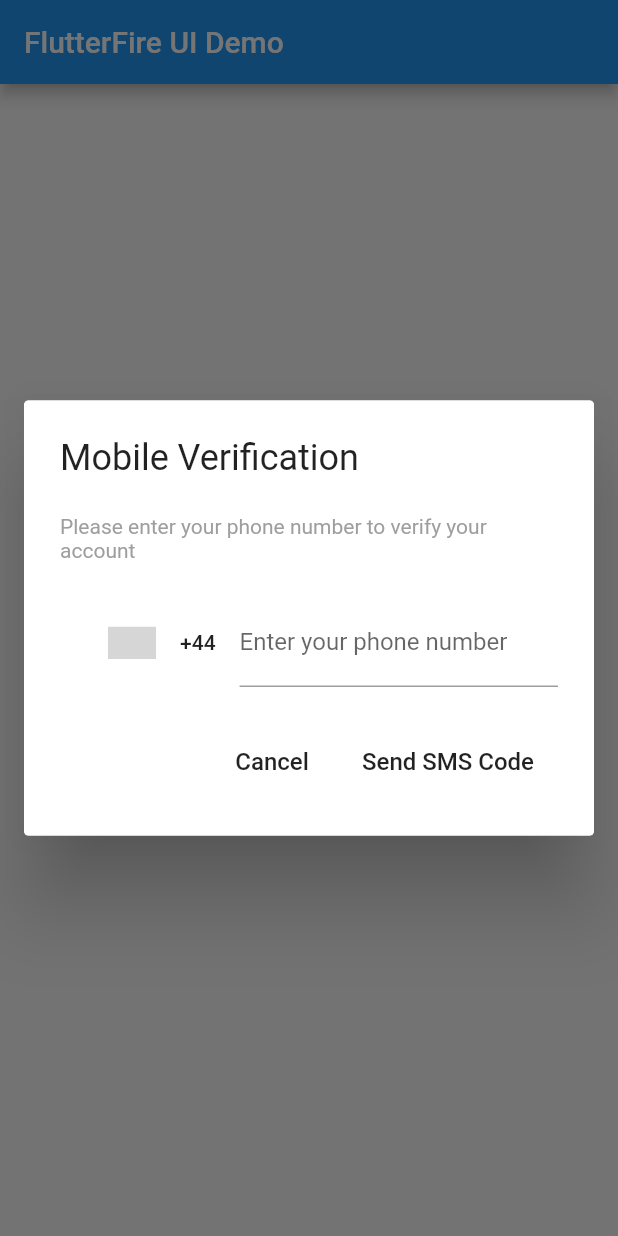
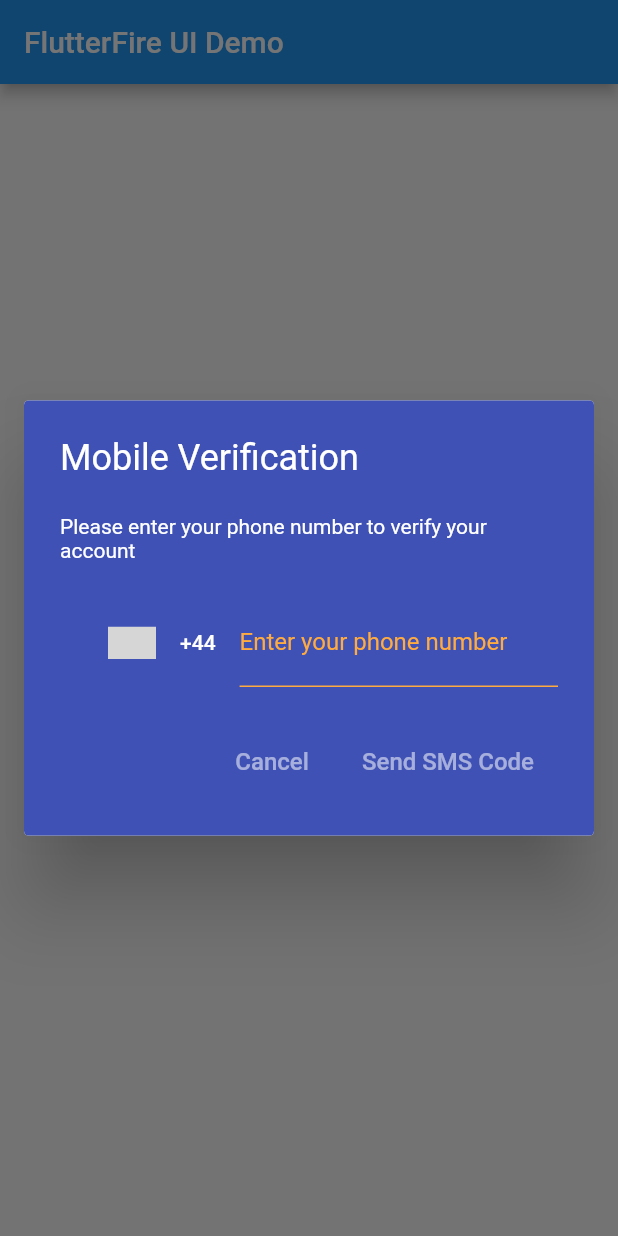
Before and after one commit to invertase/flutterfire_ui, a Flutter app: the screen it shows after launch, after a tap on "Verify Phone Number...", on a phone screen of 412 x 824 dp. Run offline on Flutter 3.47's test engine with Material 2 defaults, Android fonts, the phone set to English and light mode, and no system bars; drawn by our look-alikes of country_code_picker; our stand-ins replace firebase_auth, firebase_core; accounts and stored records are empty; grey boxes are pictures that could not be loaded.

Commit message:
feat: added style overrides

```diff
--- a/packages/firebase_auth/example/lib/main.dart
+++ b/packages/firebase_auth/example/lib/main.dart
@@ -73,8 +73,14 @@ class _MyHomePageState extends State<MyHomePage> {
         body: Center(
           child: RaisedButton(
             onPressed: () => verifyPhoneNumber(context, VerifyPhoneNumberOptions(
-              favoriteCountries: ['GB', 'US'],
-                  defaultCountry: 'GB'
+                favoriteCountries: ['GB', 'US'],
+                defaultCountry: 'GB',
+                backgroundColor: Colors.indigo,
+                titleColor: Colors.white,
+                textColor: Colors.white,
+              errorColor: Colors.green,
+              inputHighlightColor: Colors.orangeAccent,
+              buttonColor: Colors.white54
             )).then(print),
             child: Text("Verify Phone Number..."),
           ),
--- a/packages/firebase_auth/lib/firebase_auth_ui.dart
+++ b/packages/firebase_auth/lib/firebase_auth_ui.dart
@@ -5,5 +5,6 @@ import 'dart:async';
 import 'package:flutter/material.dart';
 import 'package:firebase_auth/firebase_auth.dart';
 import 'package:country_code_picker/country_code_picker.dart';
+import 'package:flutter/services.dart';
 
 part 'src/verify_phone_number.dart';
--- a/packages/firebase_auth/lib/src/verify_phone_number.dart
+++ b/packages/firebase_auth/lib/src/verify_phone_number.dart
@@ -36,9 +36,14 @@ class VerifyPhoneNumberOptions {
       this.send = "Send SMS Code",
       this.cancel = "Cancel",
       this.backgroundColor = Colors.white,
+      this.titleColor = Colors.black,
+      this.textColor = Colors.grey,
+        this.errorColor = Colors.red,
+      this.buttonColor = Colors.black,
+        this.inputHighlightColor = Colors.blueAccent,
       this.borderRadius = 3,
       this.favoriteCountries = const ['US'],
-        this.defaultCountry = 'US'
+      this.defaultCountry = 'US'
       });
 
   /// The [FirebaseAuth] instance to authentication with.
@@ -74,6 +79,21 @@ class VerifyPhoneNumberOptions {
 
   /// The background color of the popup
   final Color backgroundColor;
+
+  /// The color of the title text
+  final Color titleColor;
+
+  /// The color of the description text
+  final Color textColor;
+
+  /// The color of the description text
+  final Color buttonColor;
+
+  /// The highlight color of the input box
+  final Color inputHighlightColor;
+
+  /// The color of an error message
+  final Color errorColor;
 
   /// The borderRadius of the popup
   final double borderRadius;
@@ -169,19 +189,19 @@ class _VerifyPhoneNumberState extends State<_VerifyPhoneNumber> {
         margin: EdgeInsets.only(bottom: 24),
         child: Text(
           widget.options.title,
-          style: TextStyle(fontSize: 24),
+          style: TextStyle(fontSize: 24, color: widget.options.titleColor),
         ));
   }
 
   Widget get description {
     return Text(widget.options.description,
-        style: TextStyle(fontSize: 14, color: Colors.grey));
+        style: TextStyle(fontSize: 14, color: widget.options.textColor));
   }
 
   Widget get error {
     return Container(
       margin: EdgeInsets.only(top: 12),
-      child: Text(_error, style: TextStyle(color: Colors.red)),
+      child: Text(_error, style: TextStyle(color: widget.options.errorColor)),
     );
   }
 
@@ -195,10 +215,20 @@ class _VerifyPhoneNumberState extends State<_VerifyPhoneNumber> {
               onChanged: (code) => updateCountryCode(code.toString()),
               initialSelection: widget.options.defaultCountry,
               favorite: widget.options.favoriteCountries,
+              textStyle: TextStyle(color: widget.options.textColor),
             ),
             Expanded(child: TextField(
               onChanged: (value) => parsePhoneNumber(value),
+              style: TextStyle(color: widget.options.textColor),
+              cursorColor: widget.options.inputHighlightColor,
               decoration: InputDecoration(
+                labelStyle: TextStyle(color: widget.options.inputHighlightColor),
+                  enabledBorder: UnderlineInputBorder(
+                    borderSide: BorderSide(color: widget.options.inputHighlightColor),
+                  ),
+                  focusedBorder: UnderlineInputBorder(
+                    borderSide: BorderSide(color: widget.options.inputHighlightColor),
+                  ),
                   labelText: widget.options.phoneNumberLabel,
                   suffix: _verifying
                       ? SizedBox(
@@ -224,12 +254,12 @@ class _VerifyPhoneNumberState extends State<_VerifyPhoneNumber> {
             FlatButton(
               onPressed: () => triggerVerification(),
               padding: EdgeInsets.all(16),
-              child: Text("Resend Code", style: TextStyle(fontSize: 16)),
+              child: Text("Resend Code", style: TextStyle(fontSize: 16, color: widget.options.buttonColor),),
             ),
           FlatButton(
             onPressed: () => Navigator.pop(context, null),
             padding: EdgeInsets.all(16),
-            child: Text("Cancel", style: TextStyle(fontSize: 16)),
+            child: Text("Cancel", style: TextStyle(fontSize: 16, color: widget.options.buttonColor)),
           ),
           if (!_enterSmsCode)
             FlatButton(
@@ -239,6 +269,7 @@ class _VerifyPhoneNumberState extends State<_VerifyPhoneNumber> {
                 widget.options.send,
                 style: TextStyle(
                   fontSize: 16,
+                    color: widget.options.buttonColor
                 ),
               ),
             ),
```
